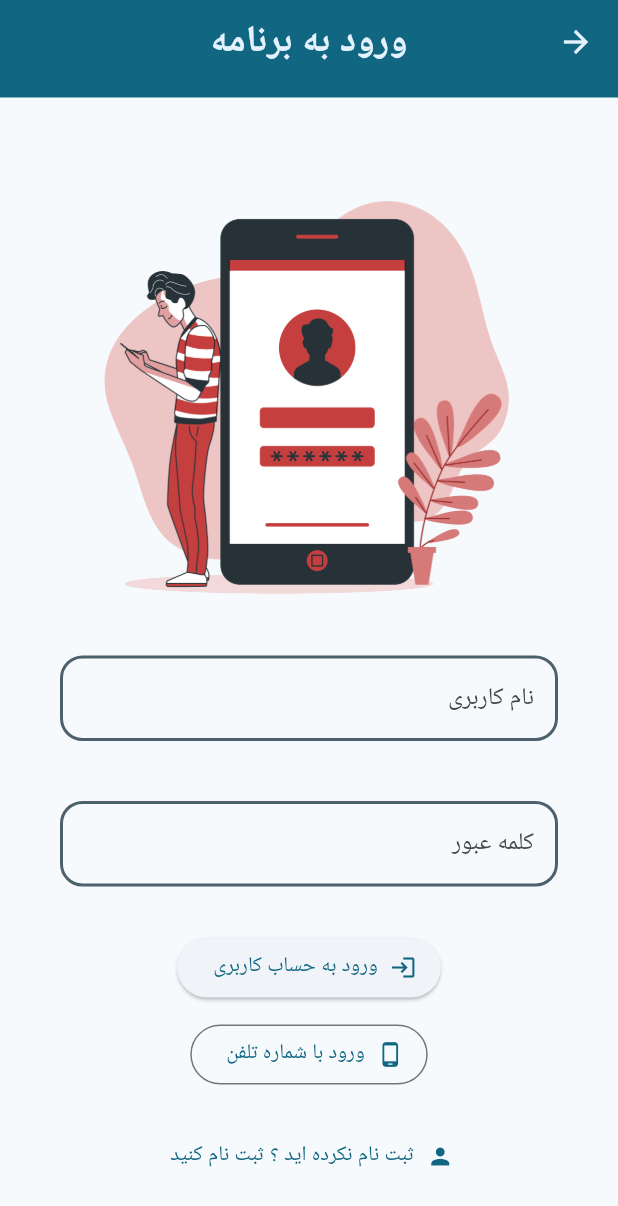
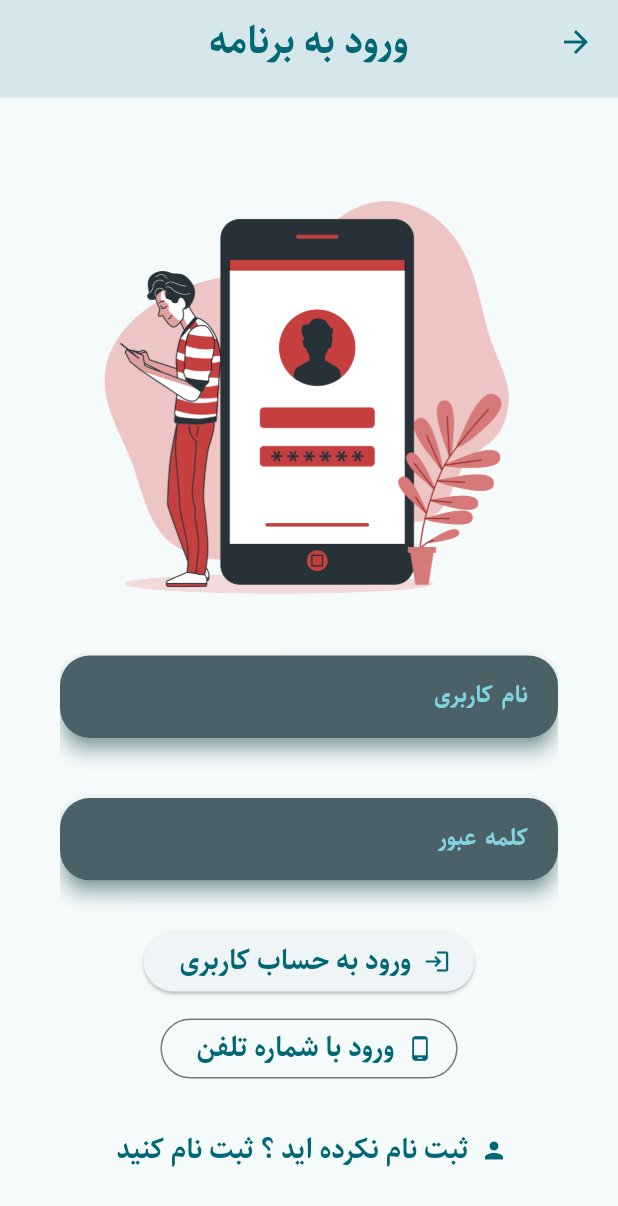
Before and after one commit to iam-hosseindarvishi/sell_pro, a Flutter app: the screen it shows after launch, after a tap on "ورود به حساب کاربری", on a phone screen of 412 x 824 dp. Shown: the top 1206 px of the screen. Run offline on Flutter 3.47's test engine with Material 3 defaults, Android fonts, the phone set to English and light mode, and no system bars; our stand-ins replace hexcolor, image_picker.

Commit message:
feat : using defualt  material theme, sahel farsi font added

```diff
--- a/lib/main.dart
+++ b/lib/main.dart
@@ -1,10 +1,13 @@
 import 'package:flutter/material.dart';
 
+import 'package:sell_pro/src/configs/theme/theme_manager.dart';
 import 'src/features/splash/presentation/pages/splash_screen_page.dart';
 
 void main() {
   runApp(const MyApp());
 }
+
+ThemeManager _themeManager = ThemeManager();
 
 class MyApp extends StatelessWidget {
   const MyApp({super.key});
@@ -15,25 +18,11 @@ class MyApp extends StatelessWidget {
     return MaterialApp(
       debugShowCheckedModeBanner: false,
       title: 'Sell Pro',
+      themeMode: ThemeMode.light,
+      darkTheme: ThemeData(useMaterial3: true, brightness: Brightness.dark),
       theme: ThemeData(
-        // This is the theme of your application.
-        //
-        // TRY THIS: Try running your application with "flutter run". You'll see
-        // the application has a purple toolbar. Then, without quitting the app,
-        // try changing the seedColor in the colorScheme below to Colors.green
-        // and then invoke "hot reload" (save your changes or press the "hot
-        // reload" button in a Flutter-supported IDE, or press "r" if you used
-        // the command line to start the app).
-        //
-        // Notice that the counter didn't reset back to zero; the application
-        // state is not lost during the reload. To reset the state, use hot
-        // restart instead.
-        //
-        // This works for code too, not just values: Most code changes can be
-        // tested with just a hot reload.
-        colorScheme: ColorScheme.fromSeed(seedColor: Colors.blueGrey),
-        useMaterial3: true,
-      ),
+          useMaterial3: true,
+          colorScheme: ColorScheme.fromSeed(seedColor: Colors.grey)),
       home: const SplashScreenPage(),
     );
   }
--- a/lib/src/core/styles/app_text_style.dart
+++ b/lib/src/core/styles/app_text_style.dart
@@ -4,19 +4,34 @@ import 'app_font_size.dart';
 class AppTextStyle {
   // -------- black -------//
 
-  static const xSmallBlack = TextStyle(fontSize: AppFontSize.xSmall);
-  static const smallBlack = TextStyle(fontSize: AppFontSize.small);
-  static const mediumBlack =
-      TextStyle(fontSize: AppFontSize.medium, fontWeight: FontWeight.normal);
-  static const largeBlack =
-      TextStyle(fontSize: AppFontSize.large, fontWeight: FontWeight.normal);
-  static const xLargeBlack =
-      TextStyle(fontSize: AppFontSize.xLarge, fontWeight: FontWeight.normal);
-  static const xLargeBlackBold =
-      TextStyle(fontSize: AppFontSize.xLarge, fontWeight: FontWeight.bold);
-  static const xxLargeBlack =
-      TextStyle(fontSize: AppFontSize.xxLarge, fontWeight: FontWeight.normal);
+  static const xSmallBlack = TextStyle(
+    fontFamily: "Sahel",
+    fontSize: AppFontSize.xSmall,
+  );
+  static const smallBlack =
+      TextStyle(fontFamily: "Sahel", fontSize: AppFontSize.small);
+  static const mediumBlack = TextStyle(
+      fontFamily: "Sahel",
+      fontSize: AppFontSize.medium,
+      fontWeight: FontWeight.normal);
+  static const largeBlack = TextStyle(
+      fontFamily: "Sahel",
+      fontSize: AppFontSize.large,
+      fontWeight: FontWeight.normal);
+  static const xLargeBlack = TextStyle(
+      fontFamily: "Sahel",
+      fontSize: AppFontSize.xLarge,
+      fontWeight: FontWeight.normal);
+  static const xLargeBlackBold = TextStyle(
+      fontFamily: "Sahel",
+      fontSize: AppFontSize.xLarge,
+      fontWeight: FontWeight.bold);
+  static const xxLargeBlack = TextStyle(
+      fontFamily: "Sahel",
+      fontSize: AppFontSize.xxLarge,
+      fontWeight: FontWeight.normal);
   static const xxxLargeBlack = TextStyle(
+    fontFamily: "Sahel",
     fontSize: AppFontSize.xxxLarge,
     fontWeight: FontWeight.normal,
   );
--- a/lib/src/features/auth/pages/login_page.dart
+++ b/lib/src/features/auth/pages/login_page.dart
@@ -1,6 +1,7 @@
 import 'package:flutter/material.dart';
 import 'package:sell_pro/src/shared/widgets/start_app_bar.dart';
 import '../../../shared/widgets/app_text_field.dart';
+import 'package:sell_pro/src/core/styles/app_text_style.dart';
 
 class LoginPage extends StatelessWidget {
   const LoginPage({super.key});
@@ -39,20 +40,23 @@ class LoginPage extends StatelessWidget {
                   ElevatedButton.icon(
                       onPressed: () {},
                       icon: const Icon(Icons.login),
-                      label: const Text("ورود به حساب کاربری")),
+                      label: const Text("ورود به حساب کاربری",
+                          style: AppTextStyle.xLargeBlackBold)),
                   const SizedBox(height: 10.0),
                   // buttons
                   OutlinedButton.icon(
                       onPressed: () {},
                       icon: const Icon(Icons.phone_android),
-                      label: const Text("ورود با شماره تلفن")),
+                      label: const Text("ورود با شماره تلفن",
+                          style: AppTextStyle.xLargeBlackBold)),
                   const SizedBox(
                     height: 20.0,
                   ),
                   TextButton.icon(
                       onPressed: () {},
                       icon: const Icon(Icons.person),
-                      label: const Text("ثبت نام نکرده اید ؟ ثبت نام کنید"))
+                      label: const Text("ثبت نام نکرده اید ؟ ثبت نام کنید",
+                          style: AppTextStyle.xLargeBlackBold))
                 ],
               ),
             ),
--- a/lib/src/features/auth/pages/register_page.dart
+++ b/lib/src/features/auth/pages/register_page.dart
@@ -1,4 +1,5 @@
 import 'package:flutter/material.dart';
+import 'package:sell_pro/src/core/styles/app_text_style.dart';
 import 'package:sell_pro/src/shared/widgets/start_app_bar.dart';
 import '../../../shared/widgets/app_text_field.dart';
 import '../widgets/logo_image_picker.dart';
@@ -58,7 +59,8 @@ class RegisterPage extends StatelessWidget {
                   ElevatedButton.icon(
                       onPressed: () {},
                       icon: const Icon(Icons.login),
-                      label: const Text("ایجاد حساب کاربری")),
+                      label: const Text("ایجاد حساب کاربری",
+                          style: AppTextStyle.xLargeBlackBold)),
                 ]),
               ),
             ),
--- a/lib/src/features/splash/presentation/pages/splash_screen_page.dart
+++ b/lib/src/features/splash/presentation/pages/splash_screen_page.dart
@@ -25,11 +25,12 @@ class SplashScreenPage extends StatelessWidget {
                 const SizedBox(
                   height: 40.0,
                 ),
-                const Text(
+                Text(
                   "برای شروع لطفا یکی از گزینه های زیر را انتخاب کنید",
                   style: TextStyle(
-                      color: Colors.black,
+                      color: Theme.of(context).colorScheme.secondary,
                       fontSize: 16,
+                      fontFamily: "Sahel",
                       fontWeight: FontWeight.bold),
                 ),
                 const SizedBox(
@@ -71,10 +72,9 @@ class SplashScreenPage extends StatelessWidget {
                             color:
                                 Theme.of(context).colorScheme.inversePrimary)),
                     onPressed: () {},
-                    child: Text(
+                    child: const Text(
                       "ورود به عنوان مهمان",
-                      style: TextStyle(
-                          color: Theme.of(context).colorScheme.secondary),
+                      style: AppTextStyle.xLargeBlackBold,
                     ))
               ],
             ),
--- a/lib/src/shared/widgets/app_text_field.dart
+++ b/lib/src/shared/widgets/app_text_field.dart
@@ -1,6 +1,8 @@
 // ignore_for_file: must_be_immutable
 
 import 'package:flutter/material.dart';
+import 'package:hexcolor/hexcolor.dart';
+import 'package:sell_pro/src/core/styles/app_font_size.dart';
 
 import '../../core/styles/app_text_field_style.dart';
 
@@ -22,22 +24,38 @@ class AppTextField extends StatelessWidget {
 
   @override
   Widget build(BuildContext context) {
-    return TextField(
+    return Material(
+        elevation: 5.0,
+        shadowColor: Theme.of(context).colorScheme.primary,
+        borderRadius: BorderRadius.circular(20.0),
+        child: TextField(
           keyboardType: keyboardType,
           obscureText: enableObscureText!,
           autocorrect: enableAutoCorrect!,
           enableSuggestions: enableSuggestions!,
           maxLines: 1,
+          //decoration of field
           decoration: InputDecoration(
             hintText: hintText,
-          enabledBorder:
-              AppTextFieldBorderStyle(Theme.of(context).colorScheme.secondary)
-                  .enabledBorder,
-          focusedBorder: AppTextFieldBorderStyle(Theme.of(context).primaryColor)
-              .focusedBorder,
-          errorBorder:
-              AppTextFieldBorderStyle(Theme.of(context).colorScheme.error)
-                  .errorBorder),
-    );
+            hintStyle: TextStyle(
+                fontWeight: FontWeight.bold,
+                fontFamily: "Sahel",
+                fontSize: 15.0,
+                color: Theme.of(context).colorScheme.inversePrimary),
+            filled: true,
+            fillColor: Theme.of(context).colorScheme.secondary,
+            border: OutlineInputBorder(
+                borderSide: BorderSide.none,
+                borderRadius: BorderRadius.circular(20.0)),
+            contentPadding: EdgeInsets.all(16.0),
+          ),
+          style: const TextStyle(
+              color: Colors.white,
+              fontFamily: "Sahel",
+              fontWeight: FontWeight.bold,
+              letterSpacing: 1.0,
+              wordSpacing: 2.0,
+              fontSize: AppFontSize.medium),
+        ));
   }
 }
--- /dev/null
+++ b/lib/src/shared/widgets/outline_primary_button.dart
@@ -0,0 +1,18 @@
+import 'package:flutter/material.dart';
+
+class OutlinePrimaryButton extends StatelessWidget {
+  final handlePress;
+  final String label;
+  const OutlinePrimaryButton(
+      {super.key, this.handlePress, required this.label});
+
+  @override
+  Widget build(BuildContext context) {
+    return OutlinedButton(
+        onPressed: handlePress,
+        child: Text(label,
+            style: TextStyle(
+                color: Theme.of(context).colorScheme.secondary,
+                fontWeight: FontWeight.bold)));
+  }
+}
--- /dev/null
+++ b/lib/src/shared/widgets/primary_button.dart
@@ -0,0 +1,21 @@
+import 'package:flutter/material.dart';
+
+class PrimaryButton extends StatelessWidget {
+  final handlePress;
+  final String label;
+  const PrimaryButton({super.key, this.handlePress, required this.label});
+
+  @override
+  Widget build(BuildContext context) {
+    return ElevatedButton(
+        style: ButtonStyle(
+            backgroundColor: MaterialStateProperty.all<Color>(
+                Theme.of(context).colorScheme.primary)),
+        onPressed: handlePress,
+        child: Text(
+          label,
+          style:
+              const TextStyle(color: Colors.white, fontWeight: FontWeight.bold),
+        ));
+  }
+}
--- a/lib/src/shared/widgets/start_app_bar.dart
+++ b/lib/src/shared/widgets/start_app_bar.dart
@@ -1,7 +1,8 @@
 import 'package:flutter/material.dart';
+import 'package:sell_pro/src/configs/theme/theme_manager.dart';
 
 // ignore: must_be_immutable
-class StartAppBar extends StatelessWidget implements PreferredSizeWidget {
+class StartAppBar extends StatefulWidget implements PreferredSizeWidget {
   final String title;
   FontWeight? fontWeight;
   double? fontSize;
@@ -11,27 +12,33 @@ class StartAppBar extends StatelessWidget implements PreferredSizeWidget {
     required this.title,
     this.fontWeight = FontWeight.bold,
     this.fontSize = 25.00,
-    this.elevation = 5.00,
+    this.elevation = 10.00,
   });
 
   @override
-  Widget build(BuildContext context) {
-    return AppBar(
-      centerTitle: true,
-      backgroundColor: Theme.of(context).primaryColor,
-      title: Text(
-        title,
-        style: TextStyle(
-            fontWeight: fontWeight,
-            color: Theme.of(context).secondaryHeaderColor,
-            fontSize: fontSize!),
-      ),
-      elevation: elevation,
-      iconTheme: IconThemeData(color: Theme.of(context).secondaryHeaderColor),
-    );
-  }
+  State<StartAppBar> createState() => _StartAppBarState();
 
   @override
   // TODO: implement preferredSize
   Size get preferredSize => Size.fromHeight(65.0);
 }
+
+class _StartAppBarState extends State<StartAppBar> {
+  @override
+  Widget build(BuildContext context) {
+    return AppBar(
+      centerTitle: true,
+      backgroundColor: Theme.of(context).colorScheme.background,
+      title: Text(
+        widget.title,
+        style: TextStyle(
+            fontFamily: "Sahel",
+            fontWeight: widget.fontWeight,
+            color: Theme.of(context).colorScheme.primary,
+            fontSize: widget.fontSize!),
+      ),
+      elevation: widget.elevation,
+      iconTheme: IconThemeData(color: Theme.of(context).colorScheme.primary),
+    );
+  }
+}
```
Also changed, not shown: pubspec.yaml (+7 -6 lines), assets/fonts/Sahel-Black.ttf (added), assets/fonts/Sahel-Bold.ttf (added), assets/fonts/Sahel-Regular.ttf (added), pubspec.lock. Lines whose indentation alone changed are shown as unchanged.
